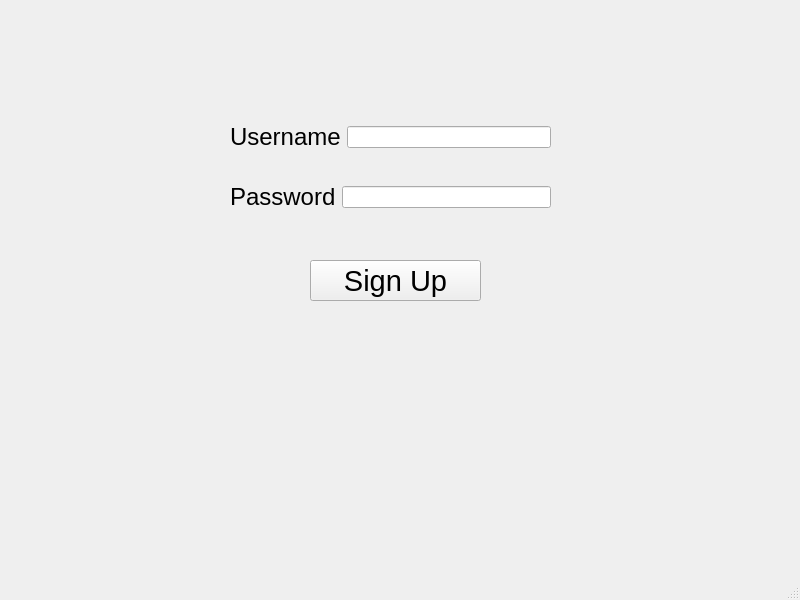
Tsurai7/QtMessenger, file Client/mainwindow.ui: the form before one commit.
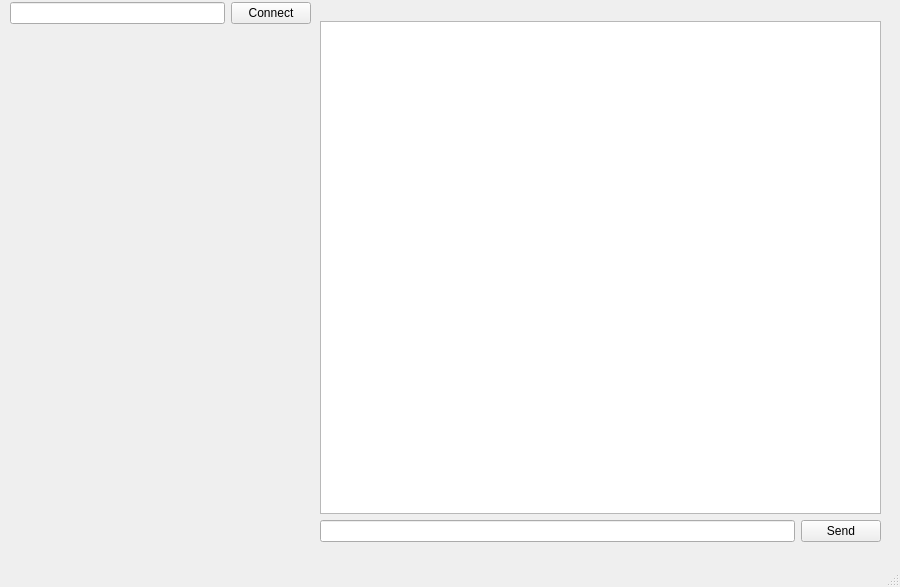
The form after the commit.

```diff
--- a/Client/mainwindow.ui
+++ b/Client/mainwindow.ui
@@ -6,83 +6,62 @@
    <rect>
     <x>0</x>
     <y>0</y>
-    <width>800</width>
-    <height>600</height>
+    <width>900</width>
+    <height>587</height>
    </rect>
   </property>
   <property name="windowTitle">
    <string>MainWindow</string>
   </property>
   <widget class="QWidget" name="centralwidget">
-   <widget class="QPushButton" name="pushButton">
-    <property name="geometry">
-     <rect>
-      <x>310</x>
-      <y>260</y>
-      <width>171</width>
-      <height>41</height>
-     </rect>
-    </property>
-    <property name="font">
-     <font>
-      <pointsize>22</pointsize>
-     </font>
-    </property>
-    <property name="text">
-     <string>Sign Up</string>
-    </property>
-   </widget>
    <widget class="QWidget" name="">
     <property name="geometry">
      <rect>
-      <x>230</x>
-      <y>120</y>
-      <width>321</width>
-      <height>34</height>
+      <x>320</x>
+      <y>21</y>
+      <width>561</width>
+      <height>521</height>
      </rect>
     </property>
-    <layout class="QHBoxLayout" name="horizontalLayout">
+    <layout class="QVBoxLayout" name="verticalLayout">
      <item>
-      <widget class="QLabel" name="label">
-       <property name="font">
-        <font>
-         <pointsize>18</pointsize>
-        </font>
-       </property>
-       <property name="text">
-        <string>Username</string>
-       </property>
-      </widget>
+      <widget class="QListView" name="listView_Chat"/>
      </item>
      <item>
-      <widget class="QLineEdit" name="lineEdit"/>
+      <layout class="QHBoxLayout" name="horizontalLayout">
+       <item>
+        <widget class="QLineEdit" name="lineEdit_Message"/>
+       </item>
+       <item>
+        <widget class="QPushButton" name="pushButton_Send">
+         <property name="text">
+          <string>Send</string>
+         </property>
+        </widget>
+       </item>
+      </layout>
      </item>
     </layout>
    </widget>
    <widget class="QWidget" name="">
     <property name="geometry">
      <rect>
-      <x>230</x>
-      <y>180</y>
-      <width>321</width>
-      <height>34</height>
+      <x>10</x>
+      <y>0</y>
+      <width>301</width>
+      <height>26</height>
      </rect>
     </property>
     <layout class="QHBoxLayout" name="horizontalLayout_2">
      <item>
-      <widget class="QLabel" name="label_2">
-       <property name="font">
-        <font>
-         <pointsize>18</pointsize>
-        </font>
-       </property>
-       <property name="text">
-        <string>Password</string>
-       </property>
-      </widget>
+      <widget class="QLineEdit" name="lineEdit_Address"/>
      </item>
      <item>
-      <widget class="QLineEdit" name="lineEdit_2"/>
+      <widget class="QPushButton" name="pushButton_Connect">
+       <property name="text">
+        <string>Connect</string>
+       </property>
+      </widget>
      </item>
     </layout>
    </widget>
```
Left out of the diff: 2 changed lines with no effect on the pictures.
